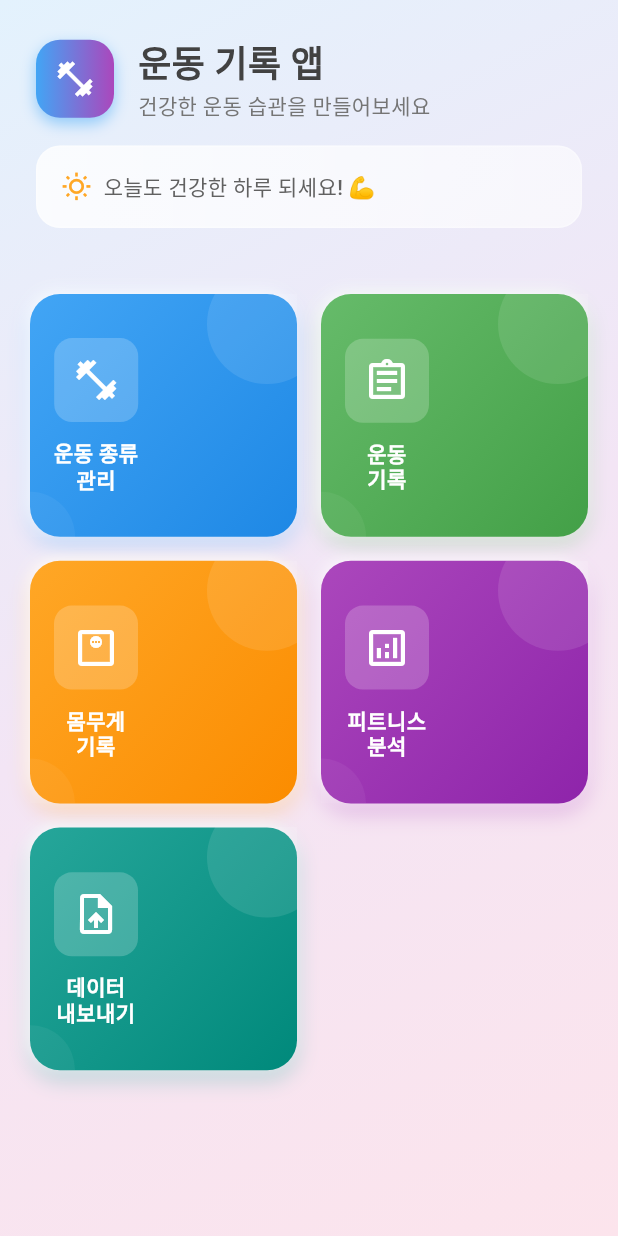
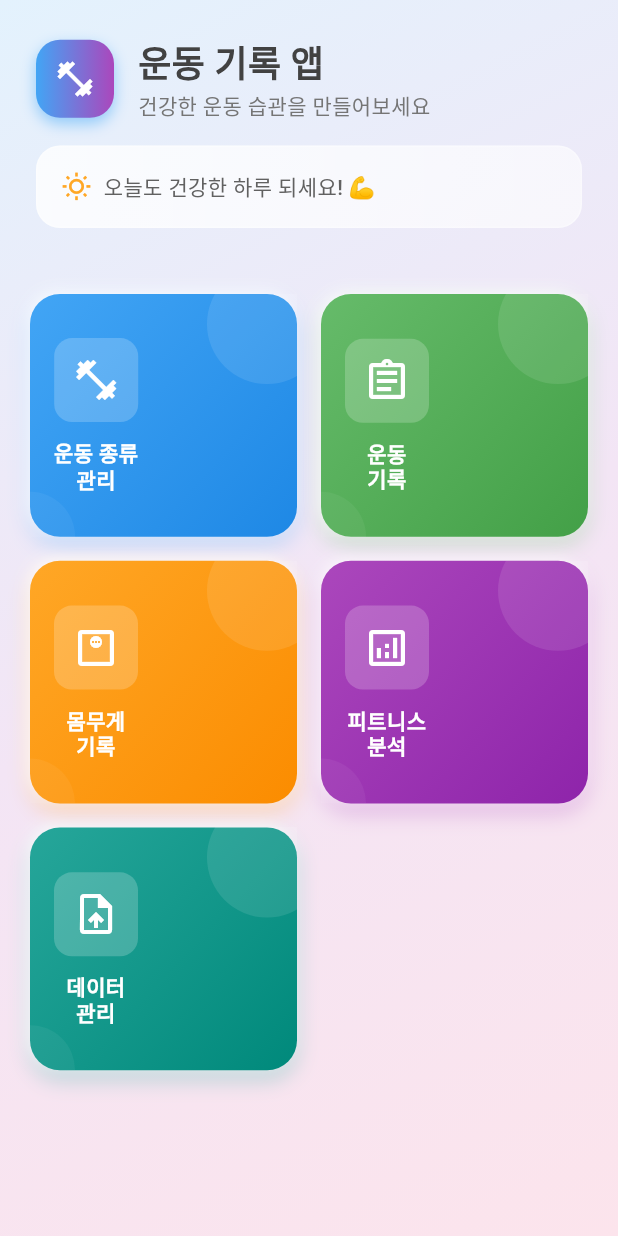
Before and after one commit to mjcode1588/FintenessManager, a Flutter app: the screen it shows after launch, on a phone screen of 412 x 824 dp. Run offline on Flutter 3.47's test engine with Material 3 defaults, Android fonts, the light colour scheme and no system bars; our stand-ins replace fl_chart, flutter_riverpod, freezed_annotation, go_router, share_plus, sqflite and 2 more; missing offline and left inert: excel, file_selector; accounts and stored records are empty.

```diff
--- a/lib/screens/export_screen.dart
+++ b/lib/screens/export_screen.dart
@@ -349,7 +349,7 @@ class ExportScreen extends ConsumerWidget {
               crossAxisAlignment: CrossAxisAlignment.start,
               children: [
                 Text(
-                  '데이터 내보내기',
+                  '데이터 관리',
                   style: TextStyle(
                     fontSize: 24,
                     fontWeight: FontWeight.bold,
@@ -357,7 +357,7 @@ class ExportScreen extends ConsumerWidget {
                   ),
                 ),
                 Text(
-                  '운동 기록을 파일로 내보내세요',
+                  '운동 기록을 파일을 엑셀로 관리하세요.',
                   style: TextStyle(
                     fontSize: 14,
                     color: Colors.grey.shade600,
--- a/lib/screens/home_screen.dart
+++ b/lib/screens/home_screen.dart
@@ -194,7 +194,7 @@ class _HomeScreenState extends ConsumerState<HomeScreen>
                             ),
                             _buildAnimatedMenuCard(
                               context,
-                              '데이터\n내보내기',
+                              '데이터\n관리',
                               Icons.upload_file_outlined,
                               [Colors.teal.shade400, Colors.teal.shade600],
                               () {
--- a/lib/screens/statistics_screen.dart
+++ b/lib/screens/statistics_screen.dart
@@ -127,7 +127,7 @@ class _StatisticsScreenState extends ConsumerState<StatisticsScreen>
               crossAxisAlignment: CrossAxisAlignment.start,
               children: [
                 Text(
-                  '통계 & 차트',
+                  '피트니스 분석',
                   style: TextStyle(
                     fontSize: 24,
                     fontWeight: FontWeight.bold,
```
Also changed, not shown: lib/screens/exercise_record_screen.dart (+12 -12 lines).
